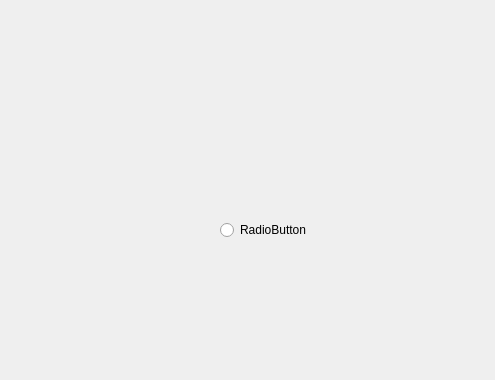
bhoward27/mm-prj1, file wavwindow.ui: the form before one commit; both pictures show x 0 to 495 and y 0 to 380 of the 800 by 600 pixel window.
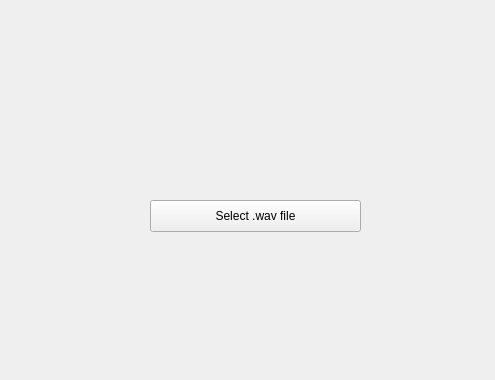
The form after the commit.

Commit message:
Add a file dialog to WavWindow and read the first number from file.
Finish renaming WavReader and PNGReader to WavWindow and PNGWindow.

Patch:
```diff
--- a/wavwindow.ui
+++ b/wavwindow.ui
@@ -14,17 +14,17 @@
    <string>MainWindow</string>
   </property>
   <widget class="QWidget" name="centralwidget">
-   <widget class="QRadioButton" name="radioButton">
+   <widget class="QPushButton" name="selectFileButton">
     <property name="geometry">
      <rect>
-      <x>220</x>
-      <y>220</y>
-      <width>99</width>
-      <height>20</height>
+      <x>150</x>
+      <y>200</y>
+      <width>211</width>
+      <height>32</height>
      </rect>
     </property>
     <property name="text">
-     <string>RadioButton</string>
+     <string>Select .wav file</string>
     </property>
    </widget>
   </widget>
```
Left out of the diff: 6 changed lines with no effect on the pictures. The commit also changes 3 other files.
